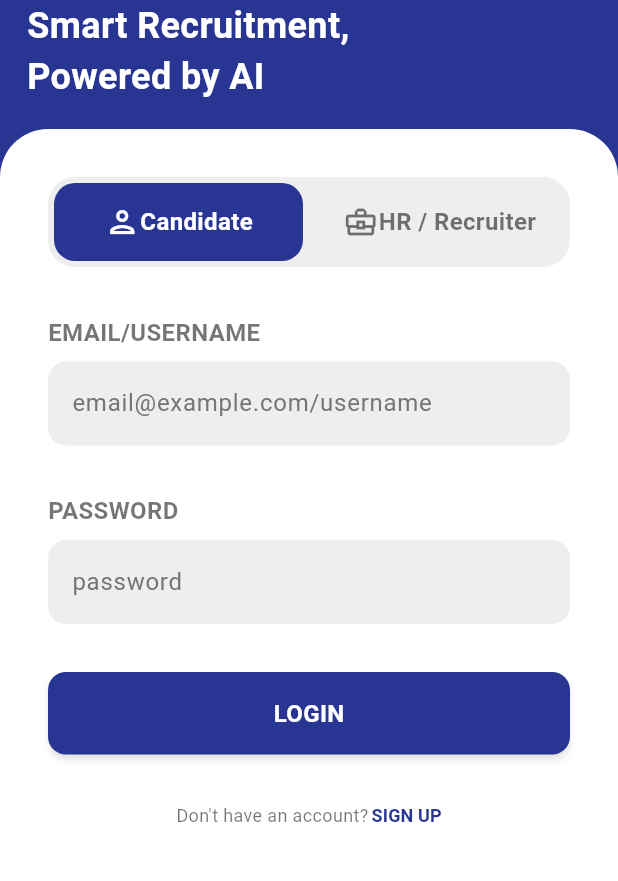
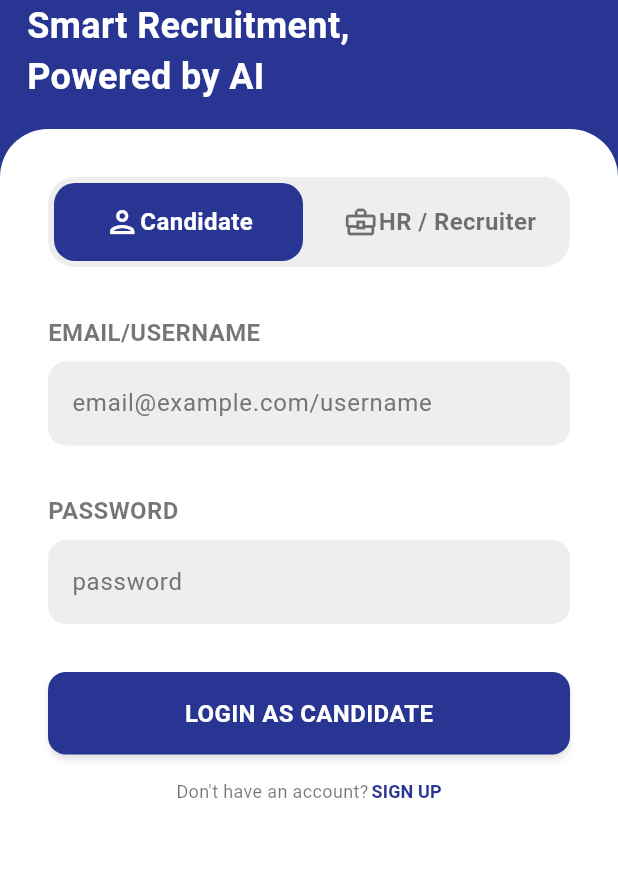
Before and after one commit to Unknowkubbrother/ExtremeHR, a Flutter app: the screen it shows after launch, on a phone screen of 412 x 824 dp, the part 162-1043 px from its top. Run offline on Flutter 3.47's test engine with Material 3 defaults, Android fonts, the light colour scheme and no system bars; our stand-ins replace flutter_dotenv, permission_handler, shared_preferences, speech_to_text.

Commit message:
add : cookie auth

```diff
--- a/client/lib/src/components/AuthPage/login_page.dart
+++ b/client/lib/src/components/AuthPage/login_page.dart
@@ -23,6 +23,7 @@ class _LoginPageState extends State<LoginPage> {
   final passwordController = TextEditingController();
   final userServices = UserServices();
   final storage = AuthStorage();
+  String error_msg = "";
 
   Future<void> login() async {
     try {
@@ -44,10 +45,9 @@ class _LoginPageState extends State<LoginPage> {
     } catch (e) {
       if (!mounted) return;
 
-      ScaffoldMessenger.of(
-        context,
-      ).showSnackBar(const SnackBar(content: Text('Login failed')));
-      print(e);
+      setState(() {
+        error_msg = 'Login failed';
+      });
     }
   }
 
@@ -94,9 +94,28 @@ class _LoginPageState extends State<LoginPage> {
           controller: passwordController,
         ),
         SizedBox(height: 32),
-        buttonMain(text: "LOGIN", onPressed: login),
+        buttonMain(
+          text: isCandidate ? "LOGIN AS CANDIDATE" : "LOGIN AS HR",
+          onPressed: login,
+        ),
+        if (error_msg.isNotEmpty)
+          Center(
+            child: Column(
+              children: [
+                SizedBox(height: 8),
+                Text(
+                  error_msg,
+                  style: TextStyle(
+                    color: AppColors.dangerousColor,
+                    fontSize: AppFontSizes.small,
+                    fontWeight: FontWeight.bold,
+                  ),
+                ),
+              ],
+            ),
+          ),
 
-        SizedBox(height: 32),
+        SizedBox(height: 16),
         Row(
           mainAxisAlignment: MainAxisAlignment.center,
           spacing: 2,
--- a/client/lib/src/components/ProfilePage/profile_page.dart
+++ b/client/lib/src/components/ProfilePage/profile_page.dart
@@ -3,6 +3,7 @@ import 'package:client/src/components/HomePage/card_list.dart';
 import 'package:client/src/components/ResumePage/card_content.dart';
 import 'package:client/src/constants/app_colors.dart';
 import 'package:client/src/constants/app_font_sizes.dart';
+import 'package:client/src/services/auth_storage.dart';
 import 'package:flutter/material.dart';
 
 class ProfilePage extends StatelessWidget {
@@ -61,7 +62,8 @@ class ProfilePage extends StatelessWidget {
               child: InkWell(
                 splashColor: Colors.red.shade700,
                 borderRadius: BorderRadius.circular(12),
-                onTap: () {
+                onTap: () async {
+                  await AuthStorage().clear();
                   debugPrint("Logout");
                   Navigator.pushReplacement(
                     context,
--- a/client/lib/src/models/user_model.dart
+++ b/client/lib/src/models/user_model.dart
@@ -60,7 +60,7 @@ class UserLoginResponse {
 }
 
 class UserModel {
-  final String id;
+  final int id;
   final String username;
   final String email;
 
```
Also changed, not shown: client/lib/src/components/AuthPage/signup_page.dart (+24 -7 lines), client/lib/src/components/SplashPage/splash_page.dart (+31 -7 lines).
